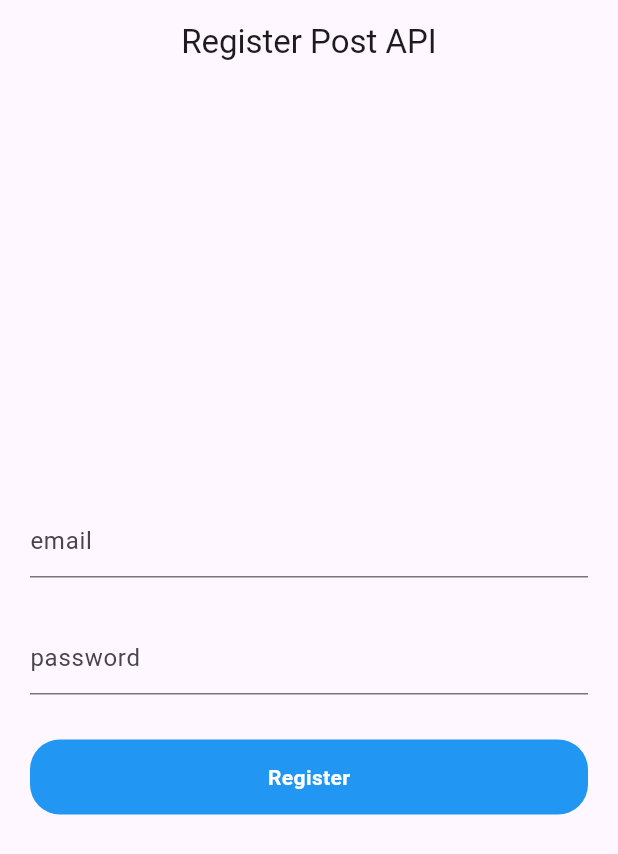
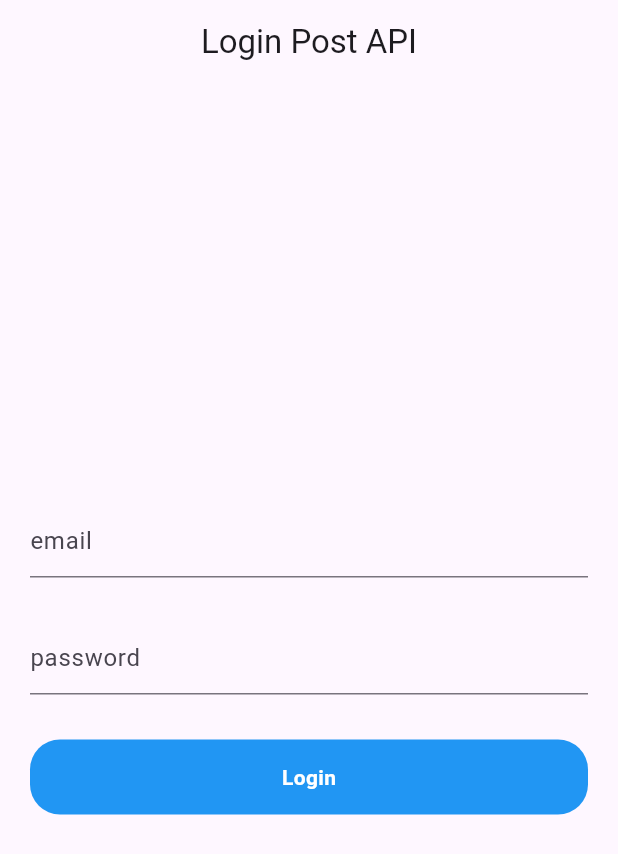
Before and after one commit to Yash-Gupta001/post_api_app_flutter, a Flutter app: the screen it shows after launch, on a phone screen of 412 x 824 dp. Shown: the top 854 px of the screen. Run offline on Flutter 3.47's test engine with Material 3 defaults, Android fonts, the phone set to English and light mode, and no system bars.

Commit message:
dummy login api tested

```diff
--- a/lib/main.dart
+++ b/lib/main.dart
@@ -1,5 +1,7 @@
 import 'package:flutter/material.dart';
 import 'package:post_api_app_flutter/pages/postregisterscreen.dart';
+
+import 'pages/post_login.dart';
 
 void main() {
   runApp(const MyApp());
@@ -12,7 +14,7 @@ class MyApp extends StatelessWidget {
   Widget build(BuildContext context) {
     return MaterialApp(
       debugShowCheckedModeBanner: false,
-      home: const Postregisterscreen(),
+      home: const Postloginscreen(),
     );
   }
 }
--- a/lib/pages/post_login.dart
+++ b/lib/pages/post_login.dart
@@ -25,11 +25,11 @@ class _PostloginscreenState extends State<Postloginscreen> {
       if(response.statusCode == 200){
         var jsonData = jsonDecode(response.body);
         print(jsonData);
-        print("Register successful");
+        print("Login successful");
       }
       else{
         var  error = jsonDecode(response.body);
-        print("unable to register: ${error}");
+        print("unable to login: ${error}");
       }
     }
     catch(e){
@@ -43,7 +43,7 @@ class _PostloginscreenState extends State<Postloginscreen> {
     return SafeArea(
       child: Scaffold(
         appBar: AppBar(
-          title: const Text("Register Post API"),
+          title: const Text("Login Post API"),
           centerTitle: true,
         ),
         body: Padding(
@@ -93,3 +93,12 @@ class _PostloginscreenState extends State<Postloginscreen> {
     );
   }
 }
+
+/**
+ * for testing login successfull use
+{
+    "email": "eve.holt@reqres.in",
+    "password": "cityslicka"
+}
+ *
+ */
```
